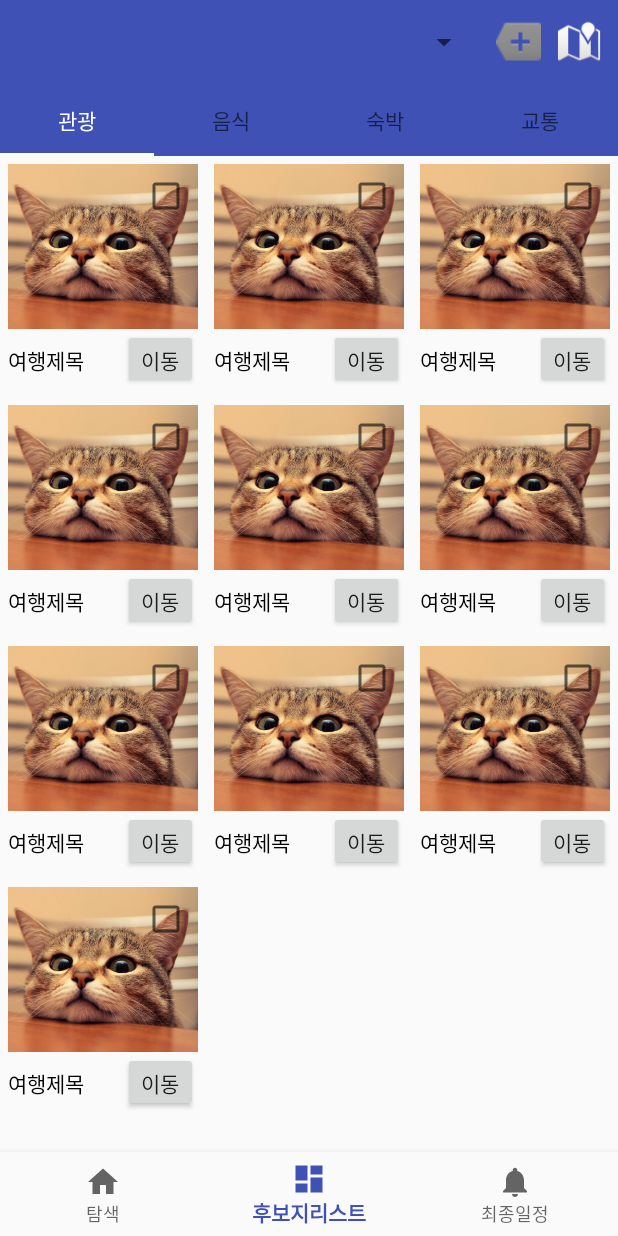
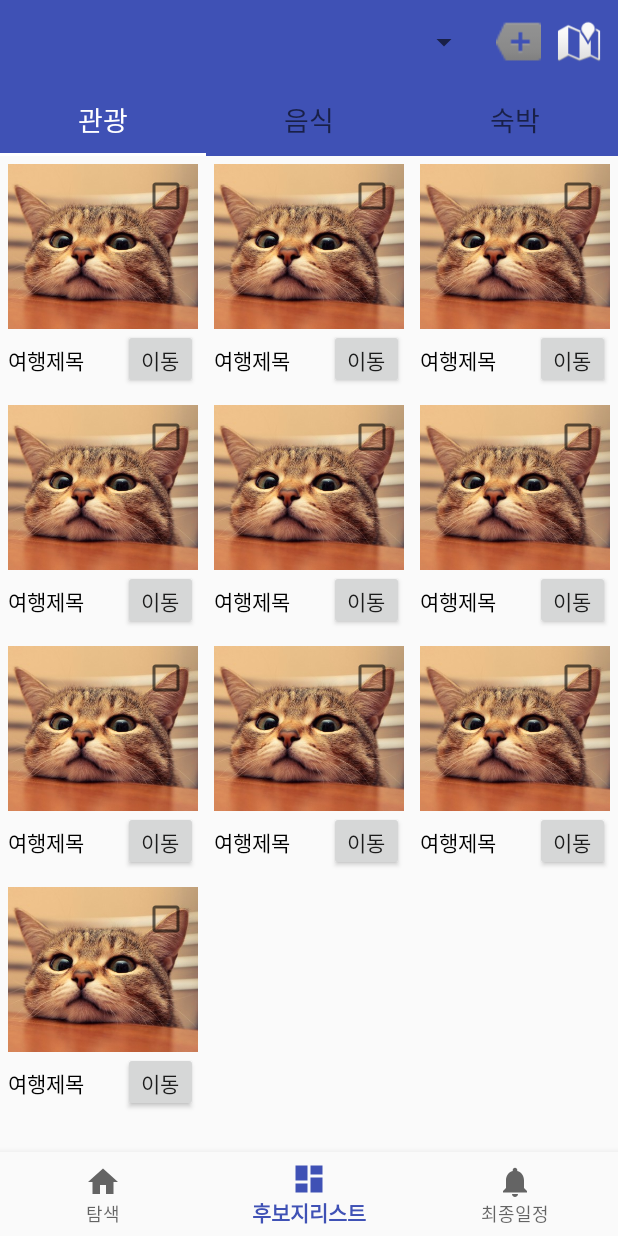
Before and after one commit to Kyle9209/Tripco., an Android app: the CandidateLIstFragment screen opened directly, with no data from a screen before it, on a phone screen of 412 x 824 dp. Run offline under Robolectric (Android 15) with nearby library versions, the phone set to English and light mode, and no system bars; our stand-ins replace ButterKnife; libraries missing offline, so code that uses them is left out: com.rey.material; plain views replace Spinner; 1 statement that could not run was skipped.

Commit message:
20170811-17:14

```diff
--- a/app/src/main/AndroidManifest.xml
+++ b/app/src/main/AndroidManifest.xml
@@ -31,10 +31,10 @@
     <application
         android:name=".TripcoApplication"
         android:allowBackup="true"
-        android:icon="@mipmap/ic_launcher"
+        android:icon="@drawable/tr"
         android:label="@string/app_name"
         android:largeHeap="true"
-        android:roundIcon="@mipmap/ic_launcher_round"
+        android:roundIcon="@drawable/tr"
         android:supportsRtl="true"
         android:theme="@style/AppTheme"
         tools:replace="android:icon">
--- a/app/src/main/java/com/tripco/www/tripco/fragment/CandidateLIstFragment.java
+++ b/app/src/main/java/com/tripco/www/tripco/fragment/CandidateLIstFragment.java
@@ -112,7 +112,7 @@ public class CandidateLIstFragment extends Fragment
 
         @Override
         public int getCount() {
-            return 4;
+            return 3;
         }
 
         @Override
@@ -124,8 +124,8 @@ public class CandidateLIstFragment extends Fragment
                     return "음식";
                 case 2:
                     return "숙박";
-                case 3:
-                    return "교통";
+//                case 3:
+//                    return "교통";
             }
             return null;
         }
--- a/app/src/main/java/com/tripco/www/tripco/ui/MakeTripActivity.java
+++ b/app/src/main/java/com/tripco/www/tripco/ui/MakeTripActivity.java
@@ -127,9 +127,11 @@ public class MakeTripActivity extends AppCompatActivity {
     public void onClickBtn(View view) {
         switch (view.getId()) {
             case R.id.calendar_btn:
+                imm.hideSoftInputFromWindow(titleEt.getWindowToken(), 0);
                 OnCalendar();
                 break;
             case R.id.who_btn:
+                imm.hideSoftInputFromWindow(titleEt.getWindowToken(), 0);
                 OnFindWho();
                 break;
             case R.id.toolbar_right_btn:
--- a/app/src/main/res/layout/activity_candidate_info.xml
+++ b/app/src/main/res/layout/activity_candidate_info.xml
@@ -94,12 +94,6 @@
                         android:layout_height="wrap_content"
                         app:srcCompat="@android:drawable/btn_star_big_off" />
 
-                    <ImageView
-                        android:id="@+id/cateogry4"
-                        android:layout_width="60dp"
-                        android:layout_height="wrap_content"
-                        app:srcCompat="@android:drawable/btn_star_big_off" />
-
                 </LinearLayout>
 
                 <LinearLayout
--- a/app/src/main/res/layout/activity_modify_candidate_info.xml
+++ b/app/src/main/res/layout/activity_modify_candidate_info.xml
@@ -93,12 +93,6 @@
                         android:layout_height="wrap_content"
                         app:srcCompat="@android:drawable/btn_star_big_off" />
 
-                    <ImageView
-                        android:id="@+id/cateogry4"
-                        android:layout_width="60dp"
-                        android:layout_height="wrap_content"
-                        app:srcCompat="@android:drawable/btn_star_big_off" />
-
                 </LinearLayout>
 
                 <LinearLayout
--- a/app/src/main/res/layout/fragment_candidate_list.xml
+++ b/app/src/main/res/layout/fragment_candidate_list.xml
@@ -50,6 +50,7 @@
     </LinearLayout>
 
     <android.support.design.widget.TabLayout
+        app:tabTextAppearance="@style/CustomTabText"
         app:tabSelectedTextColor="#fff"
         app:tabIndicatorColor="#fff"
         android:background="?attr/colorPrimary"
--- a/app/src/main/res/values/google_maps_api.xml
+++ b/app/src/main/res/values/google_maps_api.xml
@@ -20,8 +20,10 @@
     Once you have your key (it starts with "AIza"), replace the "google_maps_key"
     string in this file.
     -->
+    <!--구글맵-->  <!--AIzaSyCwNU38mzcJzbH6kmNUeUACBGJ6475nw80-->
+    <!--구글플레이스--> <!--AIzaSyAvKPBg2g1WMaJE_f_Azjob2i861oCC9xs-->
+    <!-- 릴리즈키 --> <!--AIzaSyDep4j1v1OkNhaZE_s94gRv20uL_UX0d94-->
     <string name="google_maps_key" templateMergeStrategy="preserve" translatable="false">
-         <!--구글맵-->  <!--AIzaSyCwNU38mzcJzbH6kmNUeUACBGJ6475nw80-->
-        <!--구글플레이스--> AIzaSyAvKPBg2g1WMaJE_f_Azjob2i861oCC9xs
+        AIzaSyAvKPBg2g1WMaJE_f_Azjob2i861oCC9xs
     </string>
 </resources>
--- a/app/src/main/res/values/styles.xml
+++ b/app/src/main/res/values/styles.xml
@@ -17,4 +17,8 @@
 
     <style name="AppTheme.PopupOverlay" parent="ThemeOverlay.AppCompat.Light" />
 
+    <style name="CustomTabText" parent="TextAppearance.Design.Tab">
+        <item name="android:textSize">18sp</item>
+    </style>
+
 </resources>
```
Also changed, not shown: app/src/main/res/layout/fragment_searching.xml (+0 -11 lines), app/src/main/res/drawable/tr.png (added).
